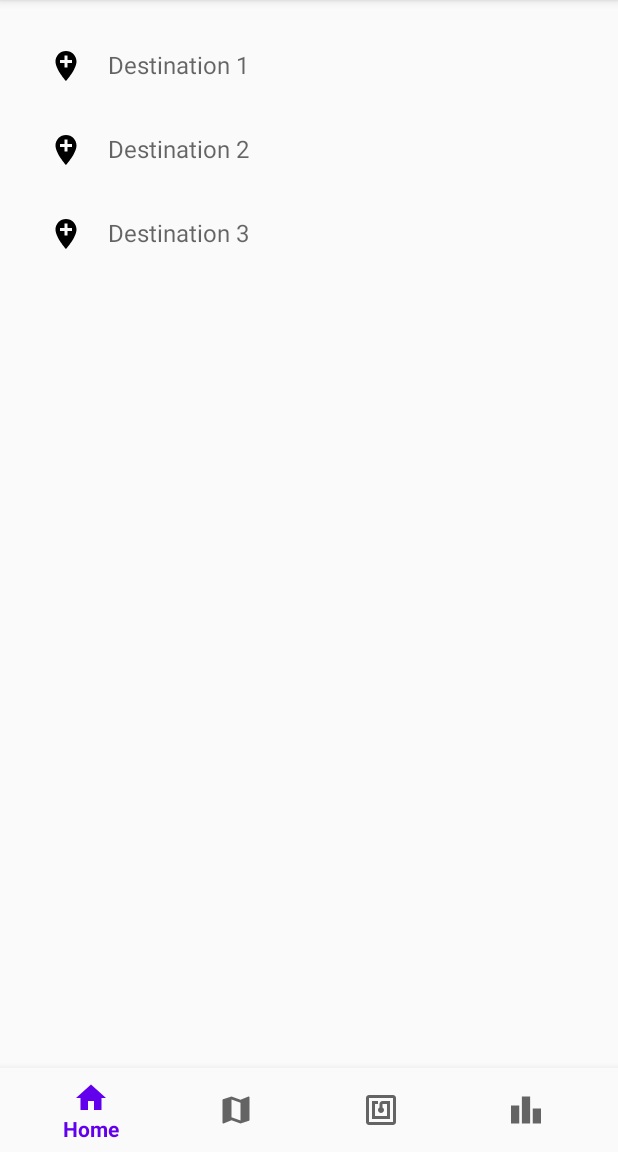
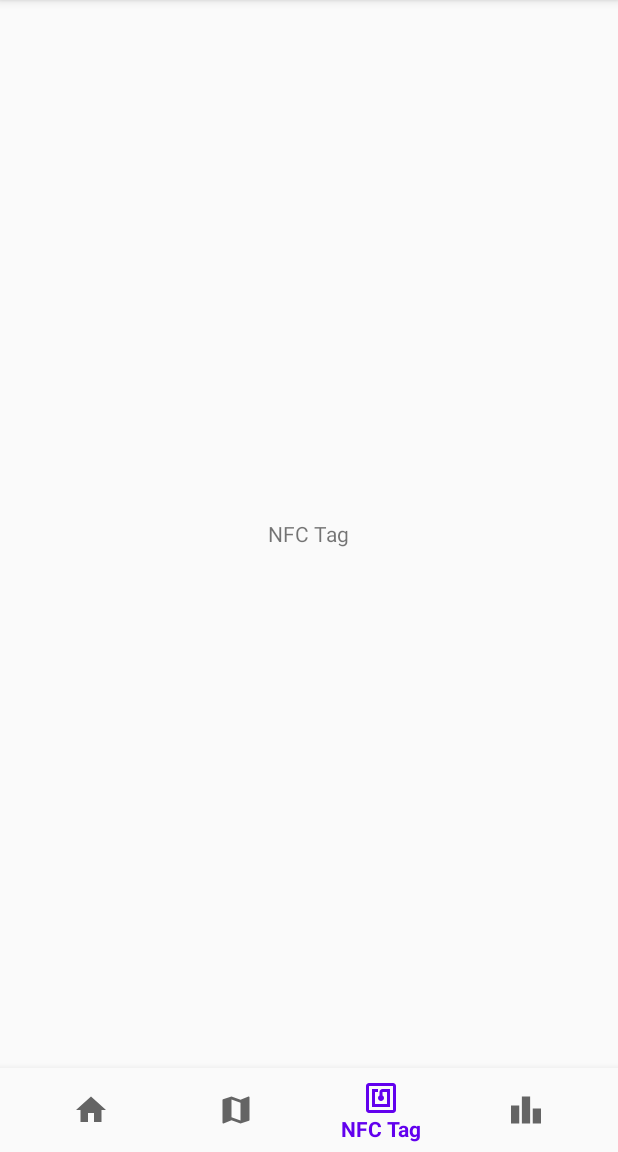
Before and after one commit to NovemArdan/Jelajah-Tourism-Navigation-App, an Android app built with Jetpack Compose: the MainActivity screen opened directly, with no data from a screen before it, item 3 of the bottom bar chosen, on a phone screen of 412 x 824 dp, the part 84-1236 px from its top. Run offline under Robolectric (Android 15) with nearby library versions, the phone set to English and light mode, and no system bars; our stand-ins replace navigation-ui.

Commit message:
setting fragment bottom menu

```diff
--- a/app/src/main/java/com/example/jelajah3/MainActivity.kt
+++ b/app/src/main/java/com/example/jelajah3/MainActivity.kt
@@ -2,17 +2,24 @@ package com.example.jelajah3
 
 import android.os.Bundle
 import androidx.appcompat.app.AppCompatActivity
-import androidx.navigation.findNavController
-import androidx.navigation.ui.setupWithNavController
+import androidx.navigation.Navigation.findNavController
+import androidx.navigation.ui.NavigationUI.setupWithNavController
 import com.google.android.material.bottomnavigation.BottomNavigationView
-import com.example.jelajah3.R
+
 
 class MainActivity : AppCompatActivity() {
     override fun onCreate(savedInstanceState: Bundle?) {
         super.onCreate(savedInstanceState)
         setContentView(R.layout.activity_main)
 
-        val navController = findNavController(R.id.nav_host_fragment)
-        findViewById<BottomNavigationView>(R.id.bottom_nav).setupWithNavController(navController)
+        val bottomNavigationView = findViewById<BottomNavigationView>(R.id.bottom_nav)
+        val navController = findNavController(this, R.id.nav_host_fragment)
+
+
+        // Setting up the BottomNavigationView with NavController
+        setupWithNavController(bottomNavigationView, navController)
+
+//        val navController = findNavController(R.id.nav_host_fragment)
+//        findViewById<BottomNavigationView>(R.id.bottom_nav).setupWithNavController(navController)
     }
 }
--- /dev/null
+++ b/app/src/main/java/com/example/jelajah3/ui/theme/nfctag/NFCTagFragment.kt
@@ -0,0 +1,25 @@
+package com.example.jelajah3.ui.nfctag
+
+import android.os.Bundle
+import androidx.fragment.app.Fragment
+import android.view.LayoutInflater
+import android.view.View
+import android.view.ViewGroup
+import androidx.lifecycle.ViewModelProvider
+import com.example.jelajah3.R
+
+class NFCTagFragment : Fragment() {
+
+    private lateinit var viewModel: NFCTagViewModel
+
+    override fun onCreateView(
+        inflater: LayoutInflater, container: ViewGroup?,
+        savedInstanceState: Bundle?
+    ): View? {
+        viewModel = ViewModelProvider(this)[NFCTagViewModel::class.java]
+        // Inflate the layout for this fragment
+        return inflater.inflate(R.layout.fragment_nfctag, container, false)
+    }
+
+    // Additional functions for NFC handling can be added here
+}
--- /dev/null
+++ b/app/src/main/java/com/example/jelajah3/ui/theme/nfctag/NFCTagViewModel.kt
@@ -0,0 +1,7 @@
+package com.example.jelajah3.ui.nfctag
+
+import androidx.lifecycle.ViewModel
+
+class NFCTagViewModel : ViewModel() {
+    // Add properties and functions that handle the logic for NFC interactions
+}
--- a/app/src/main/res/layout/activity_main.xml
+++ b/app/src/main/res/layout/activity_main.xml
@@ -4,7 +4,8 @@
     xmlns:tools="http://schemas.android.com/tools"
     android:layout_width="match_parent"
     android:layout_height="match_parent"
-    tools:context=".ui.theme.MainActivity">
+    tools:context=".MainActivity">
+
 
     <fragment
         android:id="@+id/nav_host_fragment"
--- /dev/null
+++ b/app/src/main/res/layout/fragment_nfctag.xml
@@ -0,0 +1,16 @@
+<?xml version="1.0" encoding="utf-8"?>
+<FrameLayout xmlns:android="http://schemas.android.com/apk/res/android"
+    xmlns:tools="http://schemas.android.com/tools"
+    android:layout_width="match_parent"
+    android:layout_height="match_parent"
+    tools:context=".ui.theme.nfctag.NFCTagFragment">
+
+    <!-- Example content for an NFC tag fragment -->
+    <TextView
+        android:layout_width="wrap_content"
+        android:layout_height="wrap_content"
+        android:text="@string/nfctag"
+        android:gravity="center"
+        android:layout_gravity="center" />
+
+</FrameLayout>
--- a/app/src/main/res/menu/bottom_nav_menu.xml
+++ b/app/src/main/res/menu/bottom_nav_menu.xml
@@ -1,19 +1,19 @@
 <?xml version="1.0" encoding="utf-8"?>
 <menu xmlns:android="http://schemas.android.com/apk/res/android">
     <item
-        android:id="@+id/navigation_home"
+        android:id="@id/homeFragment"
         android:icon="@drawable/ic_home"
         android:title="@string/home" />
     <item
-        android:id="@+id/navigation_map"
+        android:id="@id/navigation_map"
         android:icon="@drawable/ic_map"
         android:title="@string/map" />
     <item
-        android:id="@+id/navigation_nfc"
+        android:id="@id/navigation_nfc"
         android:icon="@drawable/ic_nfctag"
         android:title="@string/nfctag" />
     <item
-        android:id="@+id/navigation_leaderboard"
+        android:id="@id/navigation_leaderboard"
         android:icon="@drawable/ic_leaderboard"
-        android:title="leaderboard" />
+        android:title="@string/leaderboard" />
 </menu>
--- a/app/src/main/res/navigation/nav_graph.xml
+++ b/app/src/main/res/navigation/nav_graph.xml
@@ -8,8 +8,25 @@
     <fragment
         android:id="@+id/homeFragment"
         android:name="com.example.jelajah3.ui.home.HomeFragment"
-        android:label="Home"
+        android:label="@string/home"
         tools:layout="@layout/fragment_home" />
 
-    <!-- Define other destinations as needed -->
+    <fragment
+        android:id="@+id/navigation_map"
+        android:name="com.example.jelajah3.ui.map.MapFragment"
+        android:label="@string/map"
+        tools:layout="@layout/fragment_map" />
+
+    <fragment
+        android:id="@+id/navigation_nfc"
+        android:name="com.example.jelajah3.ui.nfctag.NFCTagFragment"
+        android:label="@string/nfctag"
+        tools:layout="@layout/fragment_nfctag" />
+
+    <fragment
+        android:id="@+id/navigation_leaderboard"
+        android:name="com.example.jelajah3.ui.leaderboard.LeaderboardFragment"
+        android:label="@string/leaderboard"
+        tools:layout="@layout/fragment_leaderboard" />
+
 </navigation>
--- a/app/src/main/res/values/strings.xml
+++ b/app/src/main/res/values/strings.xml
@@ -3,6 +3,7 @@
     <string name="home">Home</string>
     <string name="map">Map</string>
     <string name="nfctag">NFC Tag</string>
+    <string name="leaderboard">Leaderboard</string>
     <string name="cd_destination_icon">Lokasi Tujuan</string>
 
 </resources>
```
Also changed, not shown: app/src/main/java/com/example/jelajah3/ui/theme/leaderboard/LeaderboardFragment.kt (added, +25 -0 lines), app/src/main/java/com/example/jelajah3/ui/theme/leaderboard/LeaderboardViewModel.kt (added, +7 -0 lines), app/src/main/java/com/example/jelajah3/ui/theme/map/MapFragment.kt (added, +23 -0 lines), app/src/main/java/com/example/jelajah3/ui/theme/map/MapViewModel.kt (added, +7 -0 lines), app/src/main/res/layout/fragment_leaderboard.xml (added, +16 -0 lines), app/src/main/res/layout/fragment_map.xml (added, +16 -0 lines).
